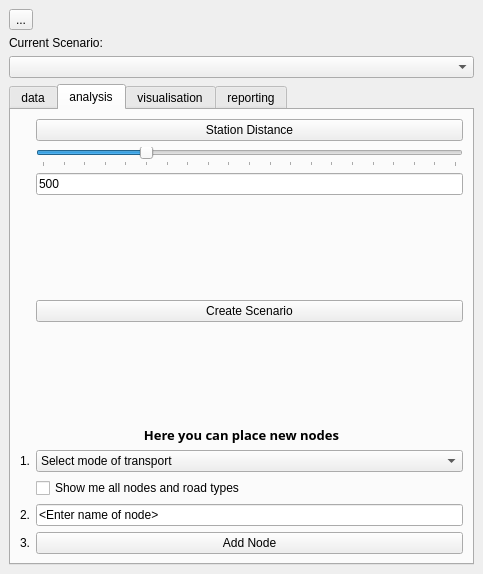
Old version of the form PASCAL2/spatial_decision_dockwidget_base.ui in the repository SimonGriffioen/GEO1005.
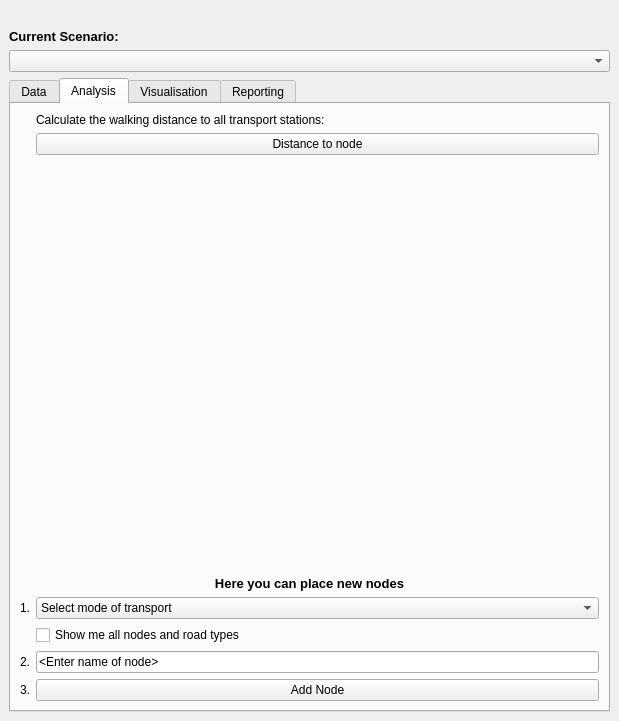
New version of the form. Icons and pictures are not drawn.

```diff
--- a/PASCAL2/spatial_decision_dockwidget_base.ui
+++ b/PASCAL2/spatial_decision_dockwidget_base.ui
@@ -6,8 +6,8 @@
    <rect>
     <x>0</x>
     <y>0</y>
-    <width>483</width>
-    <height>574</height>
+    <width>619</width>
+    <height>721</height>
    </rect>
   </property>
   <property name="acceptDrops">
@@ -19,19 +19,70 @@
   <widget class="QWidget" name="dockWidgetContents">
    <layout class="QGridLayout" name="gridLayout">
     <item row="3" column="1">
+     <widget class="QLabel" name="label_2">
+      <property name="font">
+       <font>
+        <pointsize>10</pointsize>
+        <weight>75</weight>
+        <bold>true</bold>
+       </font>
+      </property>
+      <property name="styleSheet">
+       <string notr="true">font: bold 10pt &quot;MS Shell Dlg 2&quot;;
+</string>
+      </property>
+      <property name="text">
+       <string>Current Scenario:</string>
+      </property>
+     </widget>
+    </item>
+    <item row="1" column="1">
+     <widget class="QLabel" name="label">
+      <property name="layoutDirection">
+       <enum>Qt::LeftToRight</enum>
+      </property>
+      <property name="autoFillBackground">
+       <bool>false</bool>
+      </property>
+      <property name="text">
+       <string/>
+      </property>
+      <property name="pixmap">
+       <pixmap>C:/Development/pascal/PASCAL2/icons/pascal.png</pixmap>
+      </property>
+     </widget>
+    </item>
+    <item row="4" column="1">
      <widget class="QComboBox" name="scenarioCombo"/>
     </item>
-    <item row="9" column="1">
+    <item row="10" column="1">
      <widget class="QTabWidget" name="sampleWidgets">
       <property name="currentIndex">
        <number>1</number>
       </property>
       <widget class="QWidget" name="dataTab">
        <attribute name="title">
-        <string>data</string>
+        <string>Data</string>
        </attribute>
-       <layout class="QVBoxLayout" name="verticalLayout_2" stretch="0,0,0">
-        <item>
+       <layout class="QFormLayout" name="formLayout">
+        <item row="0" column="0">
+         <widget class="QLabel" name="label_3">
+          <property name="text">
+           <string>This plugin includes the public transport data of Amsterdam Noord</string>
+          </property>
+         </widget>
+        </item>
+        <item row="1" column="0" colspan="2">
+         <widget class="QPushButton" name="loadAmsterdamNoordButton">
+          <property name="text">
+           <string>Load sample data</string>
+          </property>
+         </widget>
+        </item>
+        <item row="3" column="1">
+         <widget class="QComboBox" name="selectNodeCombo"/>
+        </item>
+        <item row="2" column="1">
          <widget class="QComboBox" name="selectNetworkCombo">
           <property name="mouseTracking">
            <bool>false</bool>
@@ -44,13 +95,24 @@
           </property>
          </widget>
         </item>
-        <item>
-         <widget class="QComboBox" name="selectNodeCombo"/>
+        <item row="2" column="0">
+         <widget class="QLabel" name="label_4">
+          <property name="text">
+           <string>Select your road network for analysis</string>
+          </property>
+         </widget>
         </item>
-        <item>
-         <widget class="QPushButton" name="loadAmsterdamNoordButton">
+        <item row="3" column="0">
+         <widget class="QLabel" name="label_5">
           <property name="text">
-           <string>Load data Amsterdam Noord</string>
+           <string>Select your nodes layer (transport stations)</string>
+          </property>
+         </widget>
+        </item>
+        <item row="4" column="0" colspan="2">
+         <widget class="QPushButton" name="createScenarioButton">
+          <property name="text">
+           <string>Create new Scenario</string>
           </property>
          </widget>
         </item>
@@ -58,52 +120,27 @@
       </widget>
       <widget class="QWidget" name="analysisTab">
        <attribute name="title">
-        <string>analysis</string>
+        <string>Analysis</string>
        </attribute>
        <layout class="QFormLayout" name="formLayout_4">
         <property name="fieldGrowthPolicy">
          <enum>QFormLayout::AllNonFixedFieldsGrow</enum>
         </property>
+        <item row="0" column="1">
+         <widget class="QLabel" name="label_10">
+          <property name="text">
+           <string>Calculate the walking distance to all transport stations:</string>
+          </property>
+         </widget>
+        </item>
         <item row="2" column="1">
          <widget class="QPushButton" name="stationDistanceButton">
           <property name="text">
-           <string>Station Distance</string>
+           <string>Distance to node</string>
           </property>
          </widget>
         </item>
         <item row="3" column="1">
-         <widget class="QSlider" name="stationDistanceSlider">
-          <property name="maximum">
-           <number>2000</number>
-          </property>
-          <property name="value">
-           <number>500</number>
-          </property>
-          <property name="orientation">
-           <enum>Qt::Horizontal</enum>
-          </property>
-          <property name="invertedAppearance">
-           <bool>false</bool>
-          </property>
-          <property name="invertedControls">
-           <bool>false</bool>
-          </property>
-          <property name="tickPosition">
-           <enum>QSlider::TicksBelow</enum>
-          </property>
-          <property name="tickInterval">
-           <number>100</number>
-          </property>
-         </widget>
-        </item>
-        <item row="4" column="1">
-         <widget class="QLineEdit" name="sliderValue">
-          <property name="text">
-           <string>500</string>
-          </property>
-         </widget>
-        </item>
-        <item row="5" column="1">
          <spacer name="verticalSpacer_2">
           <property name="orientation">
            <enum>Qt::Vertical</enum>
@@ -116,14 +153,7 @@
           </property>
          </spacer>
         </item>
-        <item row="6" column="1">
-         <widget class="QPushButton" name="createScenarioButton">
-          <property name="text">
-           <string>Create Scenario</string>
-          </property>
-         </widget>
-        </item>
-        <item row="8" column="1">
+        <item row="5" column="1">
          <spacer name="verticalSpacer">
           <property name="orientation">
            <enum>Qt::Vertical</enum>
@@ -136,7 +166,7 @@
           </property>
          </spacer>
         </item>
-        <item row="9" column="0" colspan="2">
+        <item row="6" column="0" colspan="2">
          <widget class="QLabel" name="label_9">
           <property name="maximumSize">
            <size>
@@ -146,12 +176,16 @@
           </property>
           <property name="font">
            <font>
-            <family>Myriad Pro</family>
+            <family>MS Shell Dlg 2</family>
             <pointsize>10</pointsize>
             <weight>75</weight>
+            <italic>false</italic>
             <bold>true</bold>
            </font>
           </property>
+          <property name="styleSheet">
+           <string notr="true">font: bold 10pt &quot;MS Shell Dlg 2&quot;;</string>
+          </property>
           <property name="text">
            <string>Here you can place new nodes</string>
           </property>
@@ -160,14 +194,14 @@
           </property>
          </widget>
         </item>
-        <item row="11" column="0">
+        <item row="8" column="0">
          <widget class="QLabel" name="label_6">
           <property name="text">
            <string>1.</string>
           </property>
          </widget>
         </item>
-        <item row="11" column="1">
+        <item row="8" column="1">
          <widget class="QComboBox" name="selectTransportCombo">
           <item>
            <property name="text">
@@ -201,35 +235,35 @@
           </item>
          </widget>
         </item>
-        <item row="12" column="1">
+        <item row="9" column="1">
          <widget class="QCheckBox" name="visibilityCheckBox">
           <property name="text">
            <string>Show me all nodes and road types</string>
           </property>
          </widget>
         </item>
-        <item row="13" column="0">
+        <item row="10" column="0">
          <widget class="QLabel" name="label_7">
           <property name="text">
            <string>2.</string>
           </property>
          </widget>
         </item>
-        <item row="13" column="1">
+        <item row="10" column="1">
          <widget class="QLineEdit" name="stopNameEdit">
           <property name="text">
            <string>&lt;Enter name of node&gt;</string>
           </property>
          </widget>
         </item>
-        <item row="14" column="0">
+        <item row="11" column="0">
          <widget class="QLabel" name="label_8">
           <property name="text">
            <string>3.</string>
           </property>
          </widget>
         </item>
-        <item row="14" column="1">
+        <item row="11" column="1">
          <widget class="QPushButton" name="addNodesButton">
           <property name="text">
            <string>Add Node</string>
@@ -240,57 +274,87 @@
       </widget>
       <widget class="QWidget" name="tab">
        <attribute name="title">
-        <string>visualisation</string>
+        <string>Visualisation</string>
        </attribute>
+       <layout class="QFormLayout" name="formLayout_2">
+        <item row="1" column="1">
+         <widget class="QSlider" name="stationDistanceSlider">
+          <property name="maximum">
+           <number>2000</number>
+          </property>
+          <property name="sliderPosition">
+           <number>500</number>
+          </property>
+          <property name="orientation">
+           <enum>Qt::Horizontal</enum>
+          </property>
+          <property name="tickPosition">
+           <enum>QSlider::TicksAbove</enum>
+          </property>
+          <property name="tickInterval">
+           <number>100</number>
+          </property>
+         </widget>
+        </item>
+        <item row="2" column="0">
+         <widget class="QLabel" name="label_11">
+          <property name="text">
+           <string>Distance in meters:</string>
+          </property>
+         </widget>
+        </item>
+        <item row="2" column="1">
+         <widget class="QLineEdit" name="sliderValue">
+          <property name="text">
+           <string>500</string>
+          </property>
+         </widget>
+        </item>
+        <item row="0" column="1">
+         <widget class="QLabel" name="label_12">
+          <property name="text">
+           <string>Change the distance to visualize it on the map</string>
+          </property>
+         </widget>
+        </item>
+       </layout>
       </widget>
       <widget class="QWidget" name="visualisationTab">
        <attribute name="title">
-        <string>reporting</string>
+        <string>Reporting</string>
        </attribute>
        <layout class="QVBoxLayout" name="verticalLayout">
         <item>
-         <widget class="QTableWidget" name="statistics1Table"/>
-        </item>
-        <item>
-         <widget class="QComboBox" name="scenario1Box"/>
-        </item>
-        <item>
-         <widget class="QTableWidget" name="statistics2Table"/>
-        </item>
-        <item>
-         <widget class="QComboBox" name="scenario2Box"/>
-        </item>
-        <item>
-         <widget class="QPushButton" name="statisticsButton">
-          <property name="text">
-           <string>Statistics</string>
+         <widget class="QTabWidget" name="tabWidget">
+          <property name="currentIndex">
+           <number>1</number>
           </property>
+          <widget class="QWidget" name="tab_2">
+           <attribute name="title">
+            <string>Maximum Distance</string>
+           </attribute>
+           <layout class="QGridLayout" name="gridLayout_3">
+            <item row="0" column="0">
+             <widget class="QTableWidget" name="statistics1Table"/>
+            </item>
+           </layout>
+          </widget>
+          <widget class="QWidget" name="tab_3">
+           <attribute name="title">
+            <string>Average Distance</string>
+           </attribute>
+           <layout class="QGridLayout" name="gridLayout_2">
+            <item row="0" column="0">
+             <widget class="QTableView" name="statistics2Table"/>
+            </item>
+           </layout>
+          </widget>
          </widget>
         </item>
        </layout>
       </widget>
      </widget>
     </item>
-    <item row="2" column="1">
-     <widget class="QLabel" name="label_2">
-      <property name="text">
-       <string>Current Scenario:</string>
-      </property>
-     </widget>
-    </item>
-    <item row="0" column="1">
-     <widget class="QToolButton" name="iconButton">
-      <property name="text">
-       <string>...</string>
-      </property>
-      <property name="iconSize">
-       <size>
-        <width>150</width>
-        <height>76</height>
-       </size>
-      </property>
-     </widget>
-    </item>
    </layout>
   </widget>
  </widget>
```
